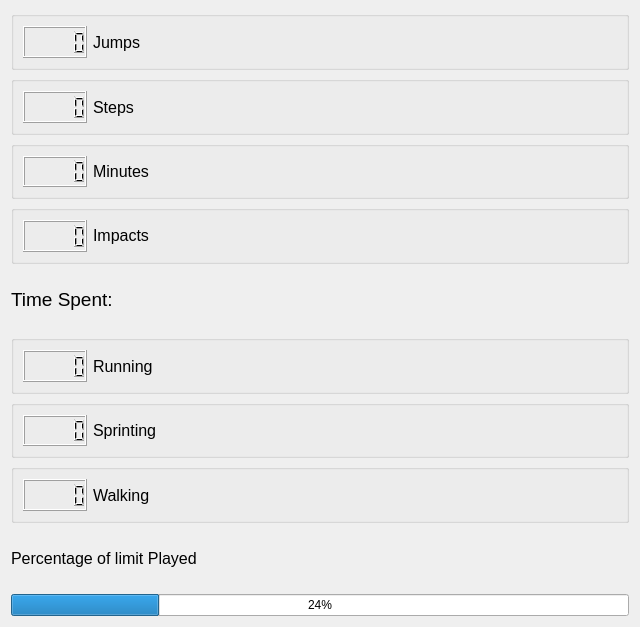
vasav123/LoadManager, file GUI/playerStats.ui: the form before one commit.
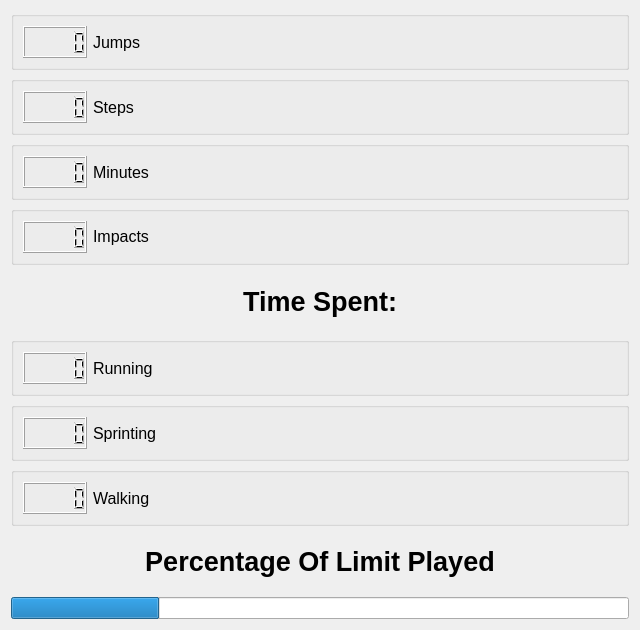
The form after the commit.

Commit message: small ui changes for making text bigger

```diff
--- a/GUI/playerStats.ui
+++ b/GUI/playerStats.ui
@@ -7,7 +7,7 @@
     <x>0</x>
     <y>0</y>
     <width>640</width>
-    <height>627</height>
+    <height>630</height>
    </rect>
   </property>
   <property name="sizePolicy">
@@ -28,7 +28,7 @@
      <property name="frameShadow">
       <enum>QFrame::Raised</enum>
      </property>
-     <layout class="QVBoxLayout" name="verticalLayout">
+     <layout class="QVBoxLayout" name="verticalLayout" stretch="0,0,0,0,0,0,0,0,0,0">
       <property name="leftMargin">
        <number>0</number>
       </property>
@@ -180,12 +180,17 @@
        <widget class="QLabel" name="TimeSpentLabel">
         <property name="font">
          <font>
-          <pointsize>14</pointsize>
+          <pointsize>20</pointsize>
+          <weight>75</weight>
+          <bold>true</bold>
          </font>
         </property>
         <property name="text">
          <string>Time Spent:</string>
         </property>
+        <property name="alignment">
+         <set>Qt::AlignCenter</set>
+        </property>
        </widget>
       </item>
       <item>
@@ -297,11 +302,16 @@
        <widget class="QLabel" name="ProgressbarLabel">
         <property name="font">
          <font>
-          <pointsize>12</pointsize>
+          <pointsize>20</pointsize>
+          <weight>75</weight>
+          <bold>true</bold>
          </font>
         </property>
         <property name="text">
-         <string>Percentage of limit Played</string>
+         <string>Percentage Of Limit Played</string>
+        </property>
+        <property name="alignment">
+         <set>Qt::AlignCenter</set>
         </property>
        </widget>
       </item>
@@ -310,6 +320,9 @@
         <property name="value">
          <number>24</number>
         </property>
+        <property name="format">
+         <string/>
+        </property>
        </widget>
       </item>
      </layout>
```
The commit also changes 3 other files.
